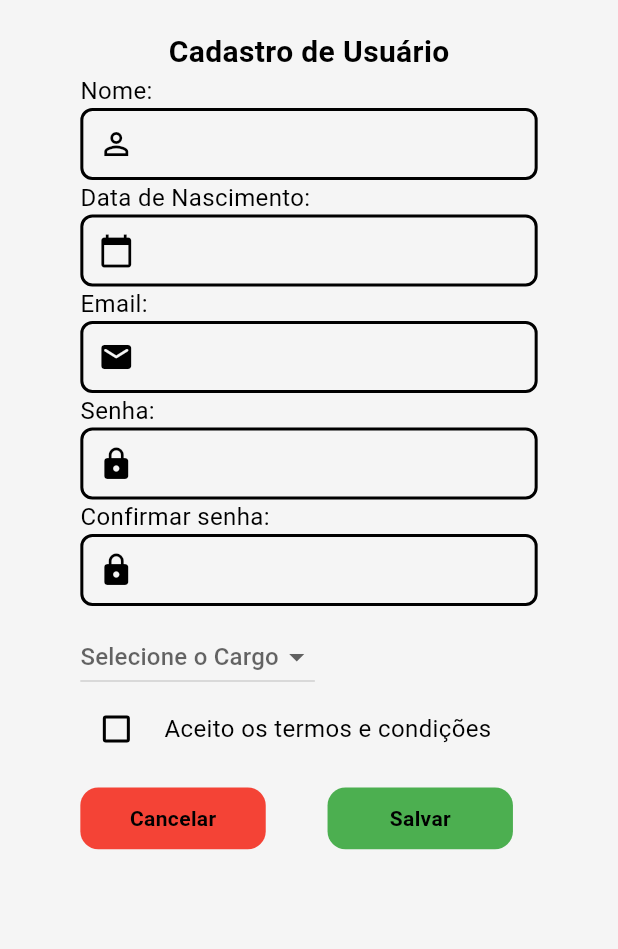
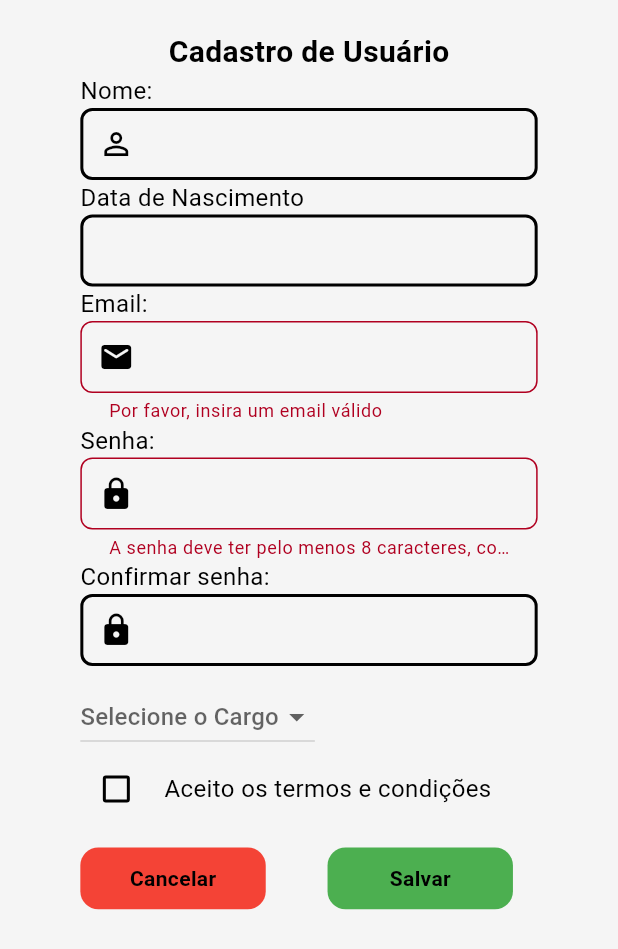
Before and after one commit to alexandrendev/app-queue, a Flutter app: the CadastroUsuario screen opened by its route, after a tap on "Salvar", on a phone screen of 412 x 824 dp. Shown: the top 949 px of the screen. Run offline on Flutter 3.47's test engine with Material 3 defaults, Android fonts, the phone set to English and light mode, and no system bars; our stand-ins replace parse_server_sdk_flutter; missing offline and left inert: dart:ffi.

Commit message:
feat: add validators and fix nurse listview

```diff
--- a/app_queue/lib/controller/usuario/user_controller.dart
+++ b/app_queue/lib/controller/usuario/user_controller.dart
@@ -1,3 +1,4 @@
+import 'package:app_queue/model/user/cargo.dart';
 import 'package:flutter/material.dart';
 import 'package:parse_server_sdk_flutter/parse_server_sdk_flutter.dart';
 
@@ -18,7 +19,7 @@ class UserController {
 
     final ParseUser user = ParseUser(name, senha, email)
       ..set('birthDate', dataNascimento)
-      ..set('cargo', cargo);
+      ..set('cargo', Cargo.fromNome(cargo!));
 
     try {
       await user.signUp();
--- a/app_queue/lib/model/ficha/Prioridade.dart
+++ b/app_queue/lib/model/ficha/Prioridade.dart
@@ -1,6 +1,7 @@
 import 'package:flutter/material.dart';
 
 enum Prioridade {
+  indefinido(0, 'Aguardando Triagem'),
   vermelho(1, 'Emergência'),
   laranja(2, 'Muito Urgente'),
   amarelo(3, 'Urgente'),
@@ -28,6 +29,8 @@ enum Prioridade {
 
   static Color getColor(Prioridade prioridade) {
     switch (prioridade) {
+      case Prioridade.indefinido:
+        return Colors.grey;
       case Prioridade.vermelho:
         return Colors.red;
       case Prioridade.laranja:
--- /dev/null
+++ b/app_queue/lib/validator/validators.dart
@@ -0,0 +1,30 @@
+String? validarEmail(String? email) {
+  const emailPattern =
+      r'^(([^<>()[\]\\.,;:\s@\"]+(\.[^<>()[\]\\.,;:\s@\"]+)*)|(\".+\"))@((\[[0-9]{1,3}\.[0-9]{1,3}\.[0-9]{1,3}\.[0-9]{1,3}\])|(([a-zA-Z\-0-9]+\.)+[a-zA-Z]{2,}))$';
+  if (!RegExp(emailPattern).hasMatch(email!)) {
+    return 'Por favor, insira um email válido';
+  }
+  return null;
+}
+
+/* Requisitos:
+  - Deve conter pelo menos 8 caracteres
+  - Somente letras e números
+  - Deve conter pelo menos um número
+  - Deve conter caracteres especiales: !@#$%^&*()_+
+ */
+String? validarSenha(String senha) {
+  const senhaPattern =
+      r'^(?=.*[A-Za-z])(?=.*\d)(?=.*[@$!%*?&])[A-Za-z\d@$!%*?&]{8,}$';
+  if (!RegExp(senhaPattern).hasMatch(senha)) {
+    return 'A senha deve ter pelo menos 8 caracteres, conter números e caracteres especiais.';
+  }
+  return null;
+}
+
+String? validarCpf(String cpf) {
+  if (!RegExp(r'^\d{11}$').hasMatch(cpf)) {
+    return 'O CPF deve conter 11 dígitos numéricos';
+  }
+  return null;
+}
--- /dev/null
+++ b/app_queue/lib/view/components/my_date_input.dart
@@ -0,0 +1,82 @@
+import 'package:flutter/material.dart';
+
+class MyDateInput extends StatelessWidget {
+  final String hintText;
+  final TextEditingController controller;
+  final String? Function(String?)? validator;
+  final bool enabled;
+  final String placeHolder;
+
+  const MyDateInput({
+    super.key,
+    required this.hintText,
+    required this.controller,
+    required this.validator,
+    required this.enabled,
+    required this.placeHolder,
+  });
+
+  @override
+  Widget build(BuildContext context) {
+    return Column(
+      crossAxisAlignment: CrossAxisAlignment.start,
+      children: [
+        Text(
+          hintText,
+          style: TextStyle(
+            color: Theme.of(context).colorScheme.onSecondary,
+            fontSize: 16,
+          ),
+        ),
+        TextFormField(
+          controller: controller,
+          validator: validator,
+          decoration: InputDecoration(
+            fillColor: Theme.of(context).colorScheme.onPrimary,
+            hintText: placeHolder,
+            hintStyle: TextStyle(
+              color: Theme.of(context).colorScheme.onSecondary,
+            ),
+            border: OutlineInputBorder(
+              borderRadius: BorderRadius.circular(8),
+              borderSide: BorderSide(color: Colors.red),
+            ),
+            enabledBorder: OutlineInputBorder(
+              borderRadius: BorderRadius.circular(8),
+              borderSide: BorderSide(
+                  color: Theme.of(context).colorScheme.onSecondary, width: 2),
+            ),
+            disabledBorder: OutlineInputBorder(
+              borderRadius: BorderRadius.circular(8),
+              borderSide: BorderSide(
+                  color: Theme.of(context).colorScheme.onSecondary, width: 2),
+            ),
+            focusedBorder: OutlineInputBorder(
+              borderRadius: BorderRadius.circular(8),
+              borderSide: BorderSide(color: Colors.redAccent, width: 2),
+            ),
+            contentPadding: EdgeInsets.symmetric(vertical: 10, horizontal: 15),
+          ),
+          keyboardType: TextInputType.datetime,
+          style: TextStyle(fontSize: 16),
+          enabled: enabled,
+          onTap: () async {
+            FocusScope.of(context).requestFocus(FocusNode());
+            final selectedDate = await showDatePicker(
+              context: context,
+              initialDate: DateTime.now(),
+              firstDate: DateTime(1900),
+              lastDate: DateTime.now(),
+            );
+            if (selectedDate != null) {
+              controller.text =
+                  "${selectedDate.day.toString().padLeft(2, '0')}-"
+                  "${(selectedDate.month).toString().padLeft(2, '0')}-"
+                  "${selectedDate.year}";
+            }
+          },
+        ),
+      ],
+    );
+  }
+}
--- a/app_queue/lib/view/pages/cadastro_usuario.dart
+++ b/app_queue/lib/view/pages/cadastro_usuario.dart
@@ -1,9 +1,12 @@
 import 'package:app_queue/model/user/cargo.dart';
+import 'package:app_queue/validator/validators.dart';
 import 'package:app_queue/view/components/my_button.dart';
 import 'package:app_queue/view/components/my_checkBox.dart';
+import 'package:app_queue/view/components/my_date_input.dart';
 import 'package:app_queue/view/components/my_dropdown.dart';
 import 'package:app_queue/view/components/my_text_input.dart';
 import 'package:app_queue/controller/usuario/user_controller.dart';
+import 'package:app_queue/view/helpers/interface_helpers.dart';
 import 'package:flutter/material.dart';
 
 class CadastroUsuario extends StatefulWidget {
@@ -14,6 +17,7 @@ class CadastroUsuario extends StatefulWidget {
 }
 
 class _CadastroUsuarioState extends State<CadastroUsuario> {
+  final _formKey = GlobalKey<FormState>();
   bool isChecked = false;
   String? selectedCargo;
   final UserController controller = UserController();
@@ -48,6 +52,8 @@ class _CadastroUsuarioState extends State<CadastroUsuario> {
             Center(
               child: SizedBox(
                 width: MediaQuery.of(context).size.width * 0.74,
+                child: Form(
+                  key: _formKey,
                   child: Column(
                     children: [
                       MyTextInput(
@@ -59,20 +65,18 @@ class _CadastroUsuarioState extends State<CadastroUsuario> {
                           prefixIcon: Icons.perm_identity,
                           enabled: true,
                           placeHolder: ''),
-                    MyTextInput(
-                        hintText: 'Data de Nascimento:',
-                        obscureText: false,
+                      MyDateInput(
+                        hintText: 'Data de Nascimento',
                         controller: dataNascimentoController,
                         validator: null,
-                        keyboardType: TextInputType.datetime,
-                        prefixIcon: Icons.calendar_today,
                         enabled: true,
-                        placeHolder: ''),
+                        placeHolder: '',
+                      ),
                       MyTextInput(
                           hintText: 'Email:',
                           obscureText: false,
                           controller: matriculaController,
-                        validator: null,
+                          validator: (value) => validarEmail(value),
                           keyboardType: TextInputType.number,
                           prefixIcon: Icons.email_rounded,
                           enabled: true,
@@ -81,7 +85,7 @@ class _CadastroUsuarioState extends State<CadastroUsuario> {
                           hintText: 'Senha:',
                           obscureText: true,
                           controller: senhaController,
-                        validator: null,
+                          validator: (value) => validarSenha(value!),
                           keyboardType: TextInputType.text,
                           prefixIcon: Icons.lock,
                           enabled: true,
@@ -152,21 +156,48 @@ class _CadastroUsuarioState extends State<CadastroUsuario> {
                           ),
                           MyButton(
                             buttonText: 'Salvar',
-                          onTapButton: () {
+                            onTapButton: () async {
+                              if (_formKey.currentState?.validate() ?? false) {
                                 if (senhaController.text ==
                                     confirmarSenhaController.text) {
-                              controller.saveUser(
+                                  try {
+                                    var response = await controller.saveUser(
                                       nomeController,
                                       dataNascimentoController,
                                       matriculaController,
                                       senhaController,
                                       selectedCargo!,
                                     );
+
+                                    if (response == true) {
+                                      displayDialog(
+                                          context,
+                                          'Usuário cadastrado com sucesso!',
+                                          'Mensagem');
+                                    } else {
+                                      ScaffoldMessenger.of(context)
+                                          .showSnackBar(
+                                        const SnackBar(
+                                          content: Text(
+                                              'Falha ao cadastrar usuário!'),
+                                        ),
+                                      );
+                                    }
+                                  } catch (e) {
+                                    ScaffoldMessenger.of(context).showSnackBar(
+                                      SnackBar(
+                                        content: Text(
+                                            'Erro ao cadastrar usuário: $e'),
+                                      ),
+                                    );
+                                  }
                                 } else {
                                   ScaffoldMessenger.of(context).showSnackBar(
                                     const SnackBar(
-                                    content: Text('As senhas não coincidem!')),
+                                      content: Text('As senhas não coincidem!'),
+                                    ),
                                   );
+                                }
                               }
                             },
                             backgroundColor: Colors.green,
@@ -180,6 +211,7 @@ class _CadastroUsuarioState extends State<CadastroUsuario> {
                   ),
                 ),
               ),
+            ),
           ],
         ),
       ),
--- a/app_queue/lib/view/pages/triagem.dart
+++ b/app_queue/lib/view/pages/triagem.dart
@@ -46,6 +46,8 @@ class _TriagemState extends State<Triagem> {
 
   void setNomePaciente() async {
     List<ParseObject> fichas = await _fichaController.getFichasDoDia();
+    if (!mounted) return; // Evita chamar setState() após desmontagem
+
     if (fichas.isNotEmpty) {
       ParseObject ficha = fichas.first;
       ParseObject? paciente = ficha.get<ParseObject>('paciente');
@@ -60,7 +62,9 @@ class _TriagemState extends State<Triagem> {
       nomePaciente = 'Nenhum paciente na fila';
     }
 
-    setState(() {});
+    if (mounted) {
+      setState(() {});
+    }
   }
 
   @override
```
Also changed, not shown: app_queue/lib/controller/ficha/ficha_controller.dart (+26 -0 lines), app_queue/lib/controller/paciente/paciente_controller.dart (+16 -1 lines), app_queue/lib/view/helpers/interface_helpers.dart (added, +19 -0 lines), app_queue/lib/view/pages/cadastro_paciente.dart (+9 -26 lines), app_queue/lib/view/pages/fichaList.dart (+17 -1 lines). Lines whose indentation alone changed are shown as unchanged.
